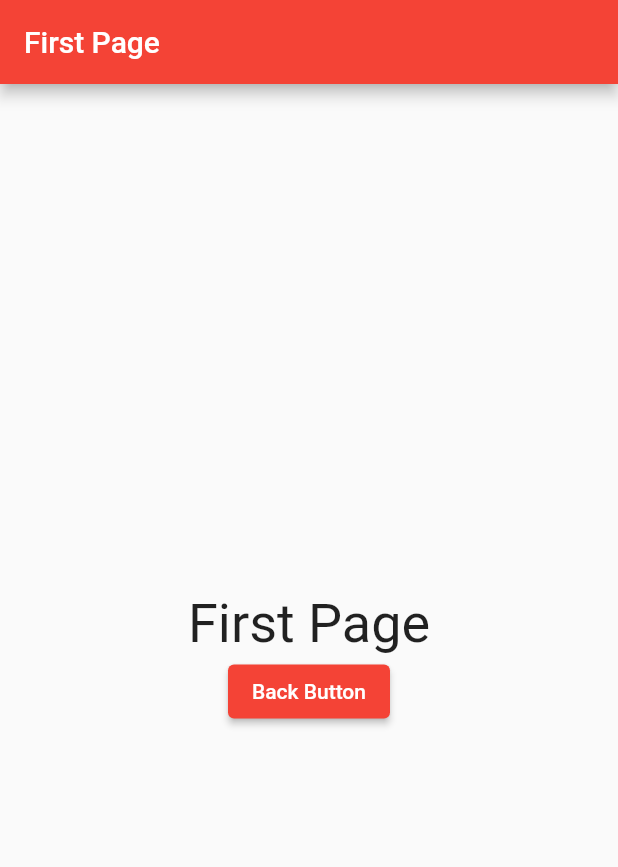
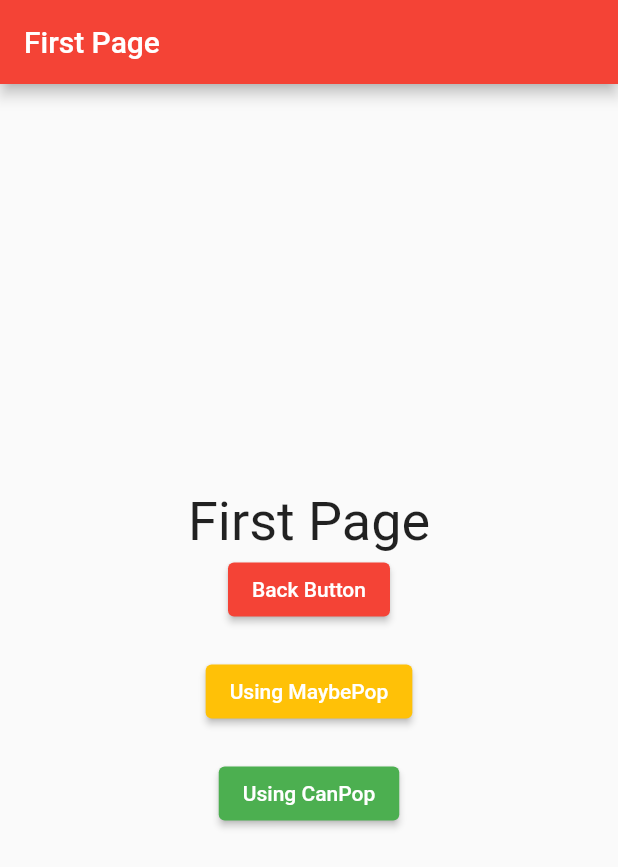
Before and after one commit to algonacci/basic-navigation, a Flutter app: the screen it shows after launch, after a tap on "First Page", on a phone screen of 412 x 824 dp. Shown: the top 867 px of the screen. Run offline on Flutter 3.47's test engine with Material 2 defaults, Android fonts, the phone set to English and light mode, and no system bars.

Commit message:
learnt maybePop, canPop, pushReplacement

```diff
--- a/lib/first_page.dart
+++ b/lib/first_page.dart
@@ -46,6 +46,38 @@ class FirstPage extends StatelessWidget {
                   'Back Button',
                 ),
               ),
+              const SizedBox(
+                height: 20,
+              ),
+              ElevatedButton(
+                onPressed: () {
+                  Navigator.of(context).maybePop();
+                },
+                style: ElevatedButton.styleFrom(
+                  backgroundColor: Colors.amber,
+                ),
+                child: const Text(
+                  'Using MaybePop',
+                ),
+              ),
+              const SizedBox(
+                height: 20,
+              ),
+              ElevatedButton(
+                onPressed: () {
+                  if (Navigator.of(context).canPop()) {
+                    debugPrint('Yes return');
+                  } else {
+                    debugPrint('No return');
+                  }
+                },
+                style: ElevatedButton.styleFrom(
+                  backgroundColor: Colors.green,
+                ),
+                child: const Text(
+                  'Using CanPop',
+                ),
+              ),
             ],
           ),
         ),
--- a/lib/main_page.dart
+++ b/lib/main_page.dart
@@ -1,4 +1,5 @@
 import 'package:basic_navigation/first_page.dart';
+import 'package:basic_navigation/second_page.dart';
 import 'package:flutter/material.dart';
 
 class MainPage extends StatelessWidget {
@@ -41,6 +42,57 @@ class MainPage extends StatelessWidget {
                 'First Page',
               ),
             ),
+            const SizedBox(
+              height: 20,
+            ),
+            ElevatedButton(
+              onPressed: () {
+                Navigator.of(context).maybePop();
+              },
+              style: ElevatedButton.styleFrom(
+                backgroundColor: Colors.amber,
+              ),
+              child: const Text(
+                'Using MaybePop',
+              ),
+            ),
+            const SizedBox(
+              height: 20,
+            ),
+            ElevatedButton(
+              onPressed: () {
+                if (Navigator.of(context).canPop()) {
+                  debugPrint('Yes return');
+                } else {
+                  debugPrint('No return');
+                }
+              },
+              style: ElevatedButton.styleFrom(
+                backgroundColor: Colors.green,
+              ),
+              child: const Text(
+                'Using CanPop',
+              ),
+            ),
+            const SizedBox(
+              height: 20,
+            ),
+            ElevatedButton(
+              onPressed: () {
+                Navigator.pushReplacement(
+                  context,
+                  MaterialPageRoute(
+                    builder: (context) => const SecondPage(),
+                  ),
+                );
+              },
+              style: ElevatedButton.styleFrom(
+                backgroundColor: Colors.blue,
+              ),
+              child: const Text(
+                'Using PushReplacement',
+              ),
+            ),
           ],
         ),
       ),
```
